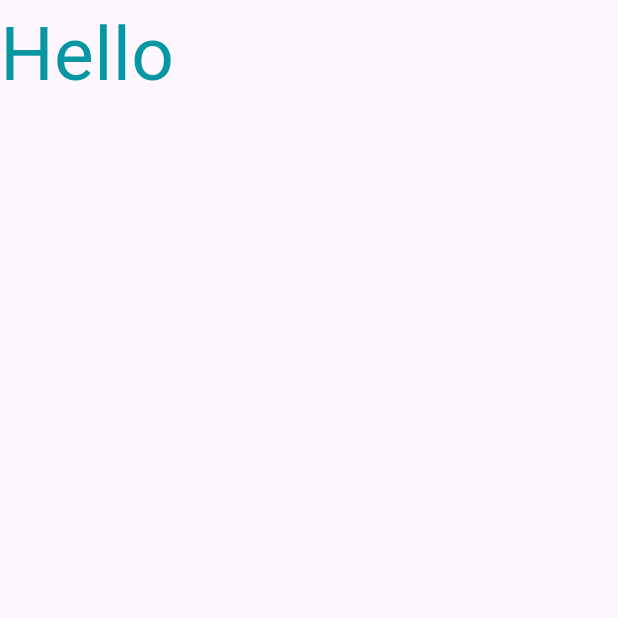
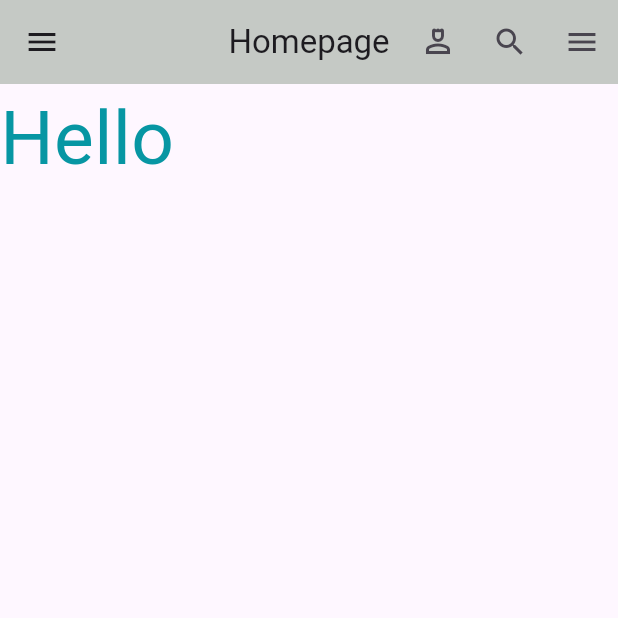
Before and after one commit to debojyotiturjya/flutter-project-assignment, a Flutter app: the screen it shows after launch, on a phone screen of 412 x 824 dp, the top half of it. Run offline on Flutter 3.47's test engine with Material 3 defaults, Android fonts, the phone set to English and light mode, and no system bars.

Commit message:
01-10-2026

```diff
--- a/lib/homepage.dart
+++ b/lib/homepage.dart
@@ -7,10 +7,48 @@ class HomePage extends StatelessWidget {
   @override
   Widget build(BuildContext context) {
     return Scaffold(
+      appBar: AppBar(
+        title: Text("Homepage"),
+        centerTitle: true,
+        backgroundColor: const Color.fromARGB(255, 197, 201, 197),
+        //leading: Icon(Icons.home),
+        actions: [
+          IconButton(onPressed: () {}, icon: Icon(Icons.person_4_outlined)),
+          IconButton(onPressed: () {}, icon: Icon(Icons.search)),
+          IconButton(onPressed: () {}, icon: Icon(Icons.menu_outlined)),
+        ],
+      ),
+
+      drawer: Drawer(
+        child: Column(
+          children: [
+            UserAccountsDrawerHeader(
+              accountName: Text("accountName"),
+              accountEmail: Text("accountEmail"),
+              decoration: BoxDecoration(
+                color: const Color.fromARGB(255, 140, 31, 31),
+              ),
+            ),
+
+            Divider(), //gives a line between two bs
+
+            ListTile(
+              title: Text("Homepage"),
+              //leading: Icon(Icons.home), icon bame jay
+              trailing: Icon(Icons.home), //icon dane jay
+              hoverColor:
+                  Colors.red[300], //cursor drawer er upre nile j colour dekhabe
+              onTap: () {},
+            ),
+          ],
+        ),
+      ),
+
       body: Text(
         "Hello",
         style: TextStyle(
           fontSize: 50,
+
           color: const Color.fromARGB(255, 7, 150, 163),
         ),
       ),
```
